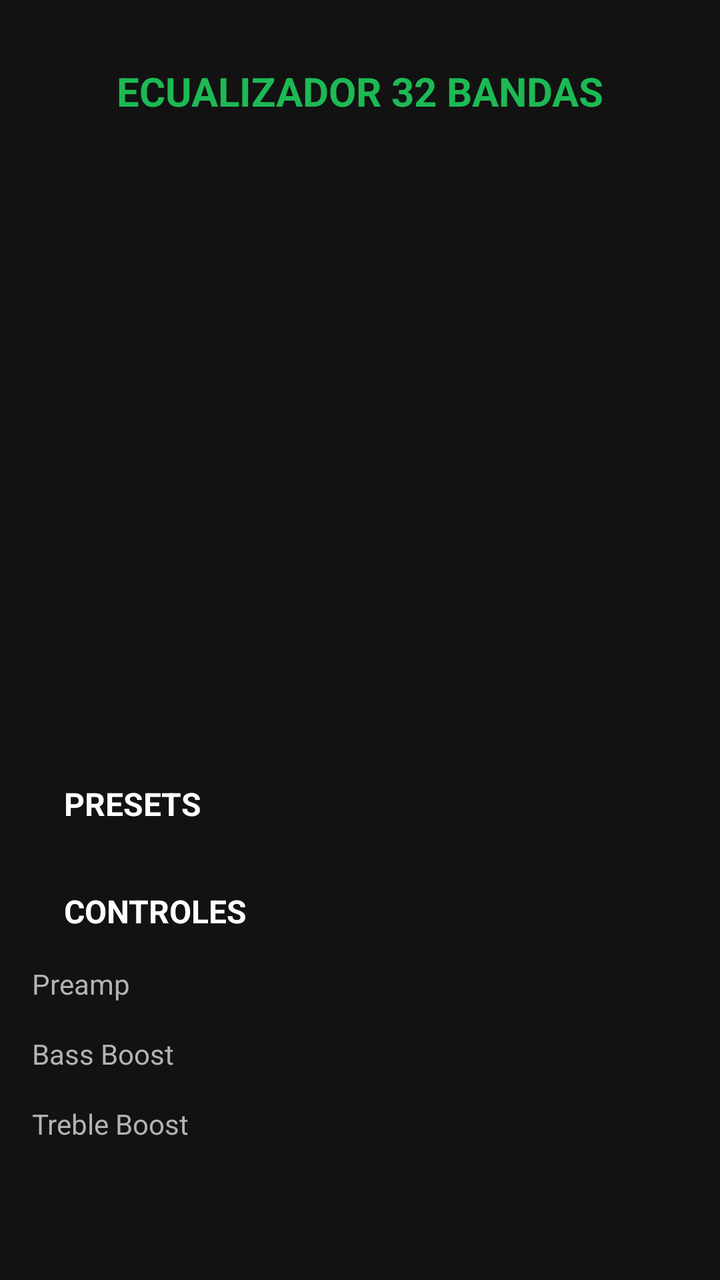
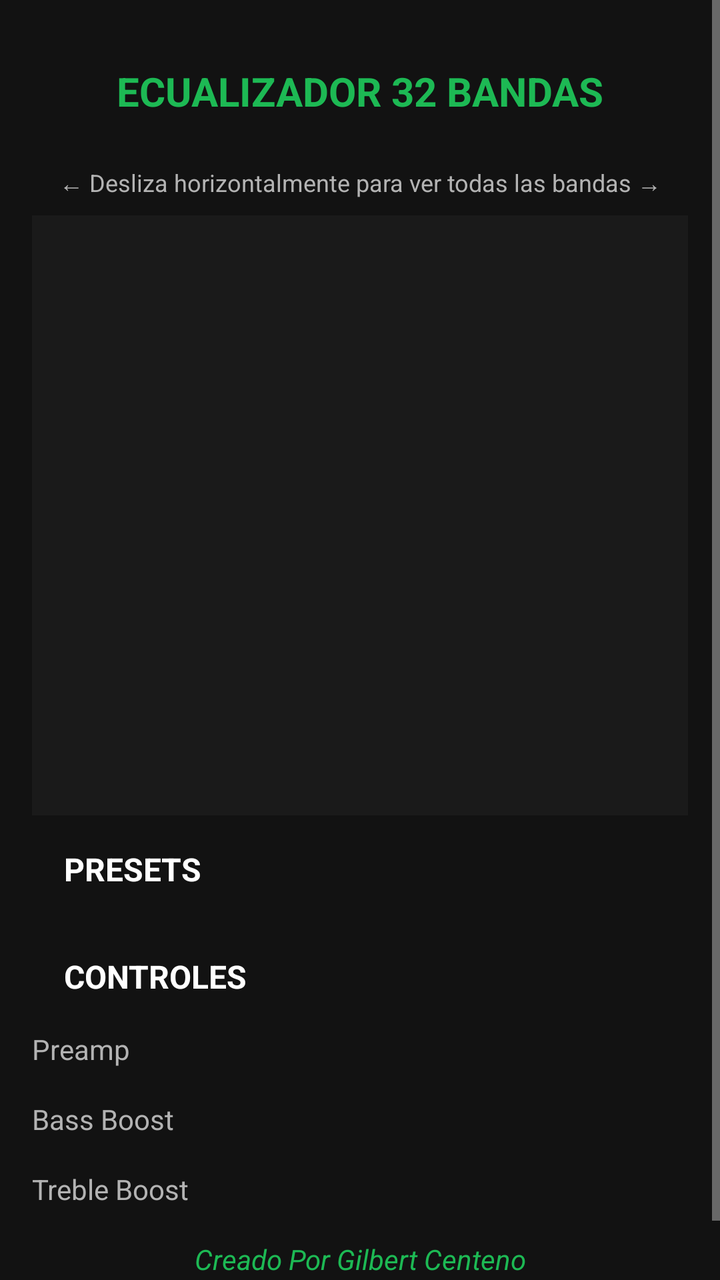

Compare the two renders of this Android layout. The source of the first and the diff that turns it into the second are given below.
<!-- AndroidManifest.xml: application theme android:Theme.Material.NoActionBar -->
<!-- res/layout/activity_equalizer.xml -->
<?xml version="1.0" encoding="utf-8"?>
<ScrollView xmlns:android="http://schemas.android.com/apk/res/android"
    android:layout_width="match_parent"
    android:layout_height="match_parent"
    android:background="#121212">
    
    <LinearLayout
        android:layout_width="match_parent"
        android:layout_height="wrap_content"
        android:orientation="vertical"
        android:padding="16dp">
        
        <TextView
            android:layout_width="match_parent"
            android:layout_height="wrap_content"
            android:text="ECUALIZADOR 32 BANDAS"
            android:textSize="20sp"
            android:textColor="#1DB954"
            android:textStyle="bold"
            android:gravity="center"
            android:padding="16dp"/>
        
        
        <HorizontalScrollView
            android:layout_width="match_parent"
            android:layout_height="300dp"
            android:scrollbars="horizontal">
            
            <LinearLayout
                android:id="@+id/eqBandsContainer"
                android:layout_width="wrap_content"
                android:layout_height="match_parent"
                android:orientation="horizontal"
                android:padding="8dp"
                android:gravity="center_vertical"/>
        </HorizontalScrollView>
        
        
        <TextView
            android:layout_width="match_parent"
            android:layout_height="wrap_content"
            android:text="PRESETS"
            android:textSize="16sp"
            android:textColor="#FFFFFF"
            android:textStyle="bold"
            android:padding="16dp"/>
        
        <LinearLayout
            android:id="@+id/presetContainer"
            android:layout_width="match_parent"
            android:layout_height="wrap_content"
            android:orientation="horizontal"
            android:gravity="center"/>
        
        
        <TextView
            android:layout_width="match_parent"
            android:layout_height="wrap_content"
            android:text="CONTROLES"
            android:textSize="16sp"
            android:textColor="#FFFFFF"
            android:textStyle="bold"
            android:padding="16dp"/>
        
        <LinearLayout
            android:layout_width="match_parent"
            android:layout_height="wrap_content"
            android:orientation="vertical">
            
            <TextView
                android:layout_width="wrap_content"
                android:layout_height="wrap_content"
                android:text="Preamp"
                android:textColor="#B3B3B3"/>
            
            <SeekBar
                android:id="@+id/preampSeekBar"
                android:layout_width="match_parent"
                android:layout_height="wrap_content"
                android:max="24"
                android:progress="12"/>
            
            <TextView
                android:layout_width="wrap_content"
                android:layout_height="wrap_content"
                android:text="Bass Boost"
                android:textColor="#B3B3B3"
                android:paddingTop="16dp"/>
            
            <SeekBar
                android:id="@+id/bassSeekBar"
                android:layout_width="match_parent"
                android:layout_height="wrap_content"
                android:max="1000"
                android:progress="0"/>
            
            <TextView
                android:layout_width="wrap_content"
                android:layout_height="wrap_content"
                android:text="Treble Boost"
                android:textColor="#B3B3B3"
                android:paddingTop="16dp"/>
            
            <SeekBar
                android:id="@+id/trebleSeekBar"
                android:layout_width="match_parent"
                android:layout_height="wrap_content"
                android:max="1000"
                android:progress="0"/>
        </LinearLayout>
    </LinearLayout>
</ScrollView>
<!-- resources referenced by this layout -->
<resources>

</resources>

<!-- the commit's change to res/layout/activity_equalizer.xml (unified diff, before → after) -->
@@ -2,7 +2,8 @@
 <ScrollView xmlns:android="http://schemas.android.com/apk/res/android"
     android:layout_width="match_parent"
     android:layout_height="match_parent"
-    android:background="#121212">
+    android:background="#121212"
+    android:fillViewport="true">
     
     <LinearLayout
         android:layout_width="match_parent"
@@ -21,18 +22,37 @@
             android:padding="16dp"/>
         
         
+        <TextView
+            android:layout_width="match_parent"
+            android:layout_height="wrap_content"
+            android:text="← Desliza horizontalmente para ver todas las bandas →"
+            android:textSize="12sp"
+            android:textColor="#B3B3B3"
+            android:gravity="center"
+            android:padding="8dp"/>
+        
+        
         <HorizontalScrollView
+            android:id="@+id/eqScrollView"
             android:layout_width="match_parent"
             android:layout_height="300dp"
-            android:scrollbars="horizontal">
+            android:scrollbars="horizontal"
+            android:fadeScrollbars="false"
+            android:scrollbarStyle="insideOverlay"
+            android:scrollbarThumbHorizontal="@color/musicgb_green"
+            android:scrollbarTrackHorizontal="#282828"
+            android:scrollbarSize="8dp"
+            android:overScrollMode="always"
+            android:background="#1A1A1A"
+            android:padding="8dp">
             
             <LinearLayout
                 android:id="@+id/eqBandsContainer"
                 android:layout_width="wrap_content"
                 android:layout_height="match_parent"
                 android:orientation="horizontal"
-                android:padding="8dp"
-                android:gravity="center_vertical"/>
+                android:gravity="center_vertical"
+                android:padding="8dp"/>
         </HorizontalScrollView>
         
         
@@ -45,12 +65,18 @@
             android:textStyle="bold"
             android:padding="16dp"/>
         
-        <LinearLayout
-            android:id="@+id/presetContainer"
+        <HorizontalScrollView
             android:layout_width="match_parent"
             android:layout_height="wrap_content"
-            android:orientation="horizontal"
-            android:gravity="center"/>
+            android:scrollbars="horizontal">
+            
+            <LinearLayout
+                android:id="@+id/presetContainer"
+                android:layout_width="wrap_content"
+                android:layout_height="wrap_content"
+                android:orientation="horizontal"
+                android:gravity="center"/>
+        </HorizontalScrollView>
         
         
         <TextView
@@ -108,5 +134,16 @@
                 android:max="1000"
                 android:progress="0"/>
         </LinearLayout>
+        
+        
+        <TextView
+            android:layout_width="match_parent"
+            android:layout_height="wrap_content"
+            android:text="Creado Por Gilbert Centeno"
+            android:textSize="14sp"
+            android:textColor="#1DB954"
+            android:gravity="center"
+            android:padding="16dp"
+            android:textStyle="italic"/>
     </LinearLayout>
 </ScrollView>
<!-- resource entries referenced after the edit -->
@@ -1,5 +1,5 @@
 <!-- resources referenced by this layout -->
 <resources>
-
+  <color name="musicgb_green">#1DB954</color>
 </resources>
 
